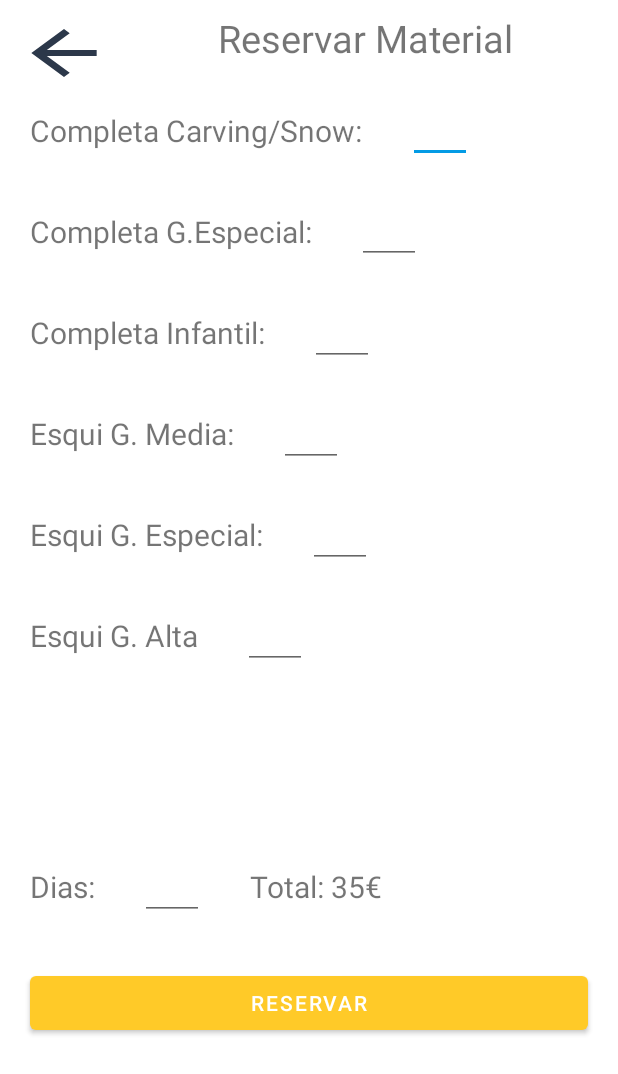
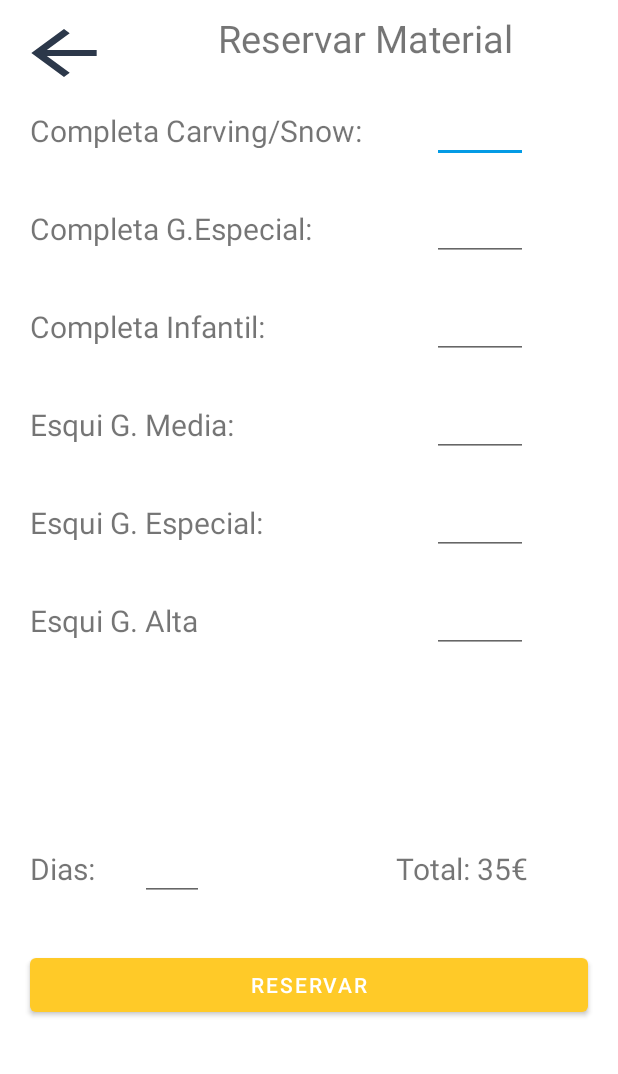
Before and after one commit to jorge-barrio/FreestyleMeeting, an Android app: the layout activity_reservar_material.xml on its own in the app's theme, with its tools: preview values and no code run, on a phone screen of 412 x 824 dp. Shown: the top 1074 px of the screen. Run offline under Robolectric (Android 15) with nearby library versions, the phone set to English and light mode, and no system bars.

Commit message:
Retoque Reservar Material

```diff
--- a/app/src/main/res/layout/activity_reservar_material.xml
+++ b/app/src/main/res/layout/activity_reservar_material.xml
@@ -37,11 +37,15 @@
         <TableRow
             android:layout_width="match_parent"
             android:layout_height="wrap_content" >
-
             <LinearLayout
                 android:layout_width="match_parent"
                 android:layout_height="match_parent"
                 android:orientation="horizontal">
+
+                <LinearLayout
+                    android:layout_width="wrap_content"
+                    android:layout_height="match_parent"
+                    android:orientation="vertical">
 
                     <TextView
                         android:id="@+id/completaCarvingTextView"
@@ -53,16 +57,72 @@
                         android:text="Completa Carving/Snow:"
                         android:textSize="20dp"
                         app:backgroundTint="@color/azul" />
+                </LinearLayout>
+
+                <LinearLayout
+                    android:layout_width="match_parent"
+                    android:layout_height="wrap_content"
+                    android:layout_gravity="right"
+                    android:layout_marginRight="50dp"
+                    android:orientation="vertical">
 
                     <EditText
                         android:id="@+id/completaCarvingEditText"
                         android:layout_width="wrap_content"
                         android:layout_height="wrap_content"
-                    android:gravity="right"
                         android:layout_margin="10dp"
-                    android:ems="2"
+                        android:ems="3"
+                        android:layout_gravity="right"
                         android:inputType="textPersonName"
                         android:text=" " />
+                </LinearLayout>
+            </LinearLayout>
+        </TableRow>
+
+        <TableRow
+            android:layout_width="match_parent"
+            android:layout_height="wrap_content" >
+
+            <LinearLayout
+                android:layout_width="match_parent"
+                android:layout_height="match_parent"
+                android:orientation="horizontal">
+
+                <LinearLayout
+                    android:layout_width="wrap_content"
+                    android:layout_height="match_parent"
+                    android:orientation="vertical">
+
+                    <TextView
+                        android:id="@+id/completaGEspecialTextView"
+                        android:layout_width="wrap_content"
+                        android:layout_height="wrap_content"
+                        android:layout_gravity="center"
+                        android:layout_margin="10dp"
+                        android:padding="10dp"
+                        android:text="Completa G.Especial:"
+                        android:textSize="20dp"
+                        app:backgroundTint="@color/azul" />
+                </LinearLayout>
+
+                <LinearLayout
+                    android:layout_width="match_parent"
+                    android:layout_height="wrap_content"
+                    android:orientation="vertical"
+                    android:layout_gravity="right"
+                    android:layout_marginRight="50dp">
+
+                    <EditText
+                        android:id="@+id/completaGEspecialEditText"
+                        android:layout_width="wrap_content"
+                        android:layout_height="wrap_content"
+                        android:layout_margin="10dp"
+                        android:ems="3"
+                        android:layout_gravity="right"
+                        android:inputType="textPersonName"
+                        android:text=" " />
+                </LinearLayout>
+
             </LinearLayout>
 
         </TableRow>
@@ -76,38 +136,10 @@
                 android:layout_height="match_parent"
                 android:orientation="horizontal">
 
-                <TextView
-                    android:id="@+id/completaGEspecialTextView"
+                <LinearLayout
                     android:layout_width="wrap_content"
-                    android:layout_height="wrap_content"
-                    android:layout_gravity="center"
-                    android:layout_margin="10dp"
-                    android:padding="10dp"
-                    android:text="Completa G.Especial:"
-                    android:textSize="20dp"
-                    app:backgroundTint="@color/azul" />
-
-                <EditText
-                    android:id="@+id/completaGEspecialEditText"
-                    android:layout_width="wrap_content"
-                    android:layout_height="wrap_content"
-                    android:gravity="center_vertical|right"
-                    android:layout_margin="10dp"
-                    android:ems="2"
-                    android:inputType="textPersonName"
-                    android:text=" " />
-            </LinearLayout>
-
-        </TableRow>
-
-        <TableRow
-            android:layout_width="match_parent"
-            android:layout_height="wrap_content" >
-
-            <LinearLayout
-                android:layout_width="match_parent"
                     android:layout_height="match_parent"
-                android:orientation="horizontal">
+                    android:orientation="vertical">
 
                     <TextView
                         android:id="@+id/completaInfantiltextView"
@@ -119,16 +151,25 @@
                         android:text="Completa Infantil:"
                         android:textSize="20dp"
                         app:backgroundTint="@color/azul" />
+                </LinearLayout>
+
+                <LinearLayout
+                    android:layout_width="match_parent"
+                    android:layout_height="wrap_content"
+                    android:orientation="vertical"
+                    android:layout_gravity="right"
+                    android:layout_marginRight="50dp">
 
                     <EditText
                         android:id="@+id/completaInfantilEditText"
                         android:layout_width="wrap_content"
                         android:layout_height="wrap_content"
-                    android:layout_gravity="center"
+                        android:layout_gravity="right"
                         android:layout_margin="10dp"
-                    android:ems="2"
+                        android:ems="3"
                         android:inputType="textPersonName"
                         android:text=" " />
+                </LinearLayout>
             </LinearLayout>
         </TableRow>
 
@@ -141,6 +182,11 @@
                 android:layout_height="match_parent"
                 android:orientation="horizontal">
 
+                <LinearLayout
+                    android:layout_width="wrap_content"
+                    android:layout_height="match_parent"
+                    android:orientation="vertical">
+
                     <TextView
                         android:id="@+id/esquiGMediaTextView"
                         android:layout_width="wrap_content"
@@ -152,15 +198,25 @@
                         android:textSize="20dp"
                         app:backgroundTint="@color/azul" />
 
+                </LinearLayout>
+
+                <LinearLayout
+                    android:layout_width="match_parent"
+                    android:layout_height="wrap_content"
+                    android:orientation="vertical"
+                    android:layout_gravity="right"
+                    android:layout_marginRight="50dp">
+
                     <EditText
                         android:id="@+id/esquiGMediaEditText"
                         android:layout_width="wrap_content"
                         android:layout_height="wrap_content"
-                    android:layout_gravity="center"
+                        android:layout_gravity="right"
                         android:layout_margin="10dp"
-                    android:ems="2"
+                        android:ems="3"
                         android:inputType="textPersonName"
                         android:text=" " />
+                </LinearLayout>
             </LinearLayout>
         </TableRow>
 
@@ -173,6 +229,11 @@
                 android:layout_height="match_parent"
                 android:orientation="horizontal">
 
+                <LinearLayout
+                    android:layout_width="wrap_content"
+                    android:layout_height="match_parent"
+                    android:orientation="vertical">
+
                     <TextView
                         android:id="@+id/esquiGEspecialTextView"
                         android:layout_width="wrap_content"
@@ -183,16 +244,25 @@
                         android:text="Esqui G. Especial:"
                         android:textSize="20dp"
                         app:backgroundTint="@color/azul" />
+                </LinearLayout>
+
+                <LinearLayout
+                    android:layout_width="match_parent"
+                    android:layout_height="wrap_content"
+                    android:orientation="vertical"
+                    android:layout_gravity="right"
+                    android:layout_marginRight="50dp">
 
                     <EditText
                         android:id="@+id/esquiGEspecialEditText"
                         android:layout_width="wrap_content"
                         android:layout_height="wrap_content"
-                    android:layout_gravity="center"
+                        android:layout_gravity="right"
                         android:layout_margin="10dp"
-                    android:ems="2"
+                        android:ems="3"
                         android:inputType="textPersonName"
                         android:text=" " />
+                </LinearLayout>
             </LinearLayout>
         </TableRow>
 
@@ -205,6 +275,11 @@
                 android:layout_height="match_parent"
                 android:orientation="horizontal">
 
+                <LinearLayout
+                    android:layout_width="wrap_content"
+                    android:layout_height="match_parent"
+                    android:orientation="vertical">
+
                     <TextView
                         android:id="@+id/esquiGAltaTextView"
                         android:layout_width="wrap_content"
@@ -215,16 +290,25 @@
                         android:text="Esqui G. Alta"
                         android:textSize="20dp"
                         app:backgroundTint="@color/azul" />
+                </LinearLayout>
+
+                <LinearLayout
+                    android:layout_width="match_parent"
+                    android:layout_height="wrap_content"
+                    android:orientation="vertical"
+                    android:layout_gravity="right"
+                    android:layout_marginRight="50dp">
 
                     <EditText
                         android:id="@+id/esquiGAltaEditText"
                         android:layout_width="wrap_content"
                         android:layout_height="wrap_content"
-                    android:layout_gravity="center"
+                        android:layout_gravity="right"
                         android:layout_margin="10dp"
-                    android:ems="2"
+                        android:ems="3"
                         android:inputType="textPersonName"
                         android:text=" " />
+                </LinearLayout>
             </LinearLayout>
         </TableRow>
 
@@ -232,6 +316,16 @@
             android:layout_width="match_parent"
             android:layout_height="wrap_content"
             android:layout_marginTop="100dp">
+
+            <LinearLayout
+                android:layout_width="match_parent"
+                android:layout_height="match_parent"
+                android:orientation="horizontal">
+
+                <LinearLayout
+                    android:layout_width="wrap_content"
+                    android:layout_height="match_parent"
+                    android:orientation="vertical">
 
                     <TextView
                         android:id="@+id/numDiasTextView"
@@ -244,6 +338,13 @@
                         android:textSize="20dp"
                         app:backgroundTint="@color/azul" />
 
+                </LinearLayout>
+
+                <LinearLayout
+                    android:layout_width="wrap_content"
+                    android:layout_height="match_parent"
+                    android:orientation="vertical">
+
                     <EditText
                         android:id="@+id/numDiasEditText"
                         android:layout_width="wrap_content"
@@ -253,16 +354,26 @@
                         android:ems="2"
                         android:inputType="textPersonName"
                         android:text=" " />
+                </LinearLayout>
+
+                <LinearLayout
+                    android:layout_width="match_parent"
+                    android:layout_height="wrap_content"
+                    android:orientation="vertical"
+                    android:layout_gravity="right"
+                    android:layout_marginRight="40dp">
 
                     <TextView
                         android:id="@+id/totalPrecioTextView"
                         android:layout_width="wrap_content"
                         android:layout_height="wrap_content"
-                android:gravity="end|center"
+                        android:layout_gravity="right"
                         android:padding="20dp"
                         android:text="Total: 35€"
                         android:textSize="20dp"
                         app:backgroundTint="@color/azul" />
+                </LinearLayout>
+            </LinearLayout>
 
         </TableRow>
 
```
Lines whose indentation alone changed are shown as unchanged.
